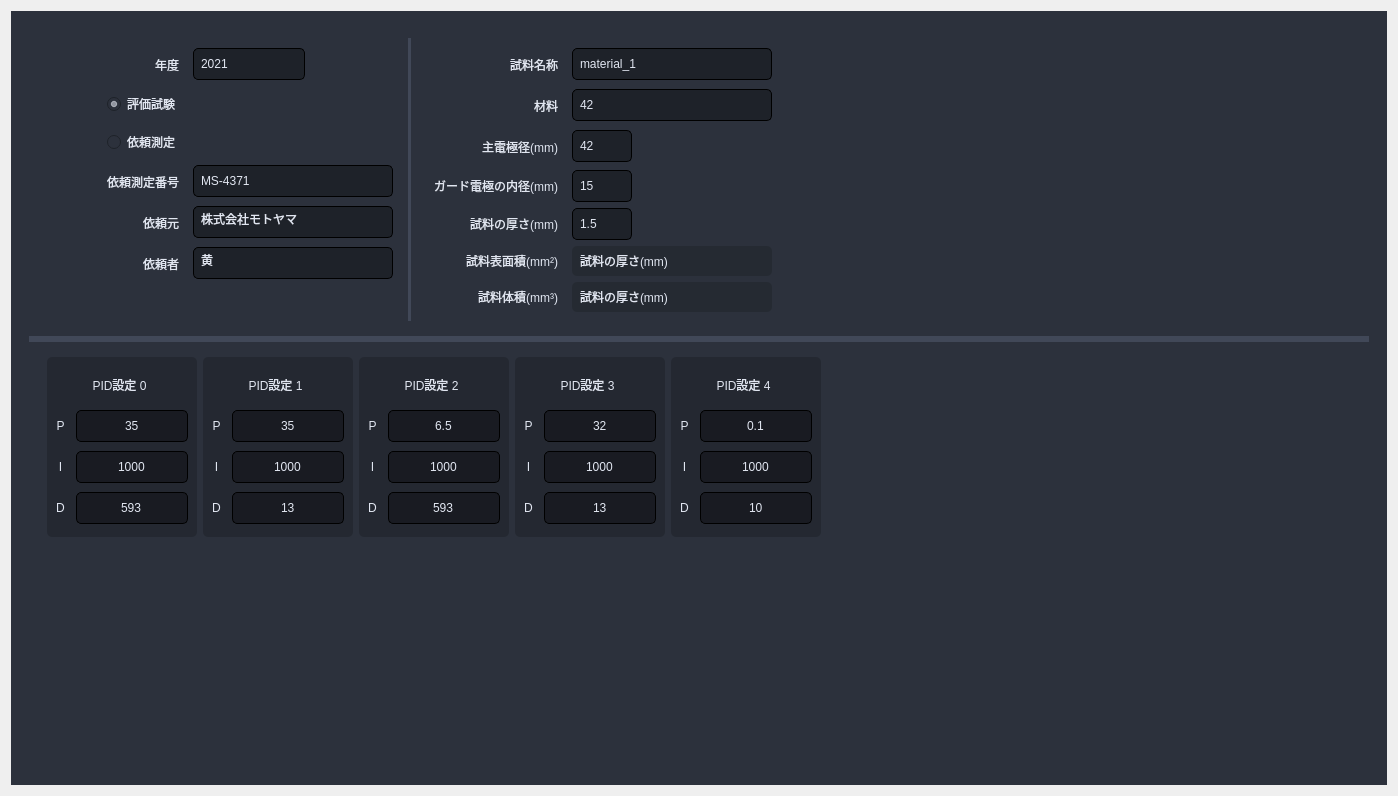
This is Source code/gui_main/gui/uis/pages/main_pages.ui in coolandy345/MS4371 as Qt 5 draws it before an edit. The edited form follows.
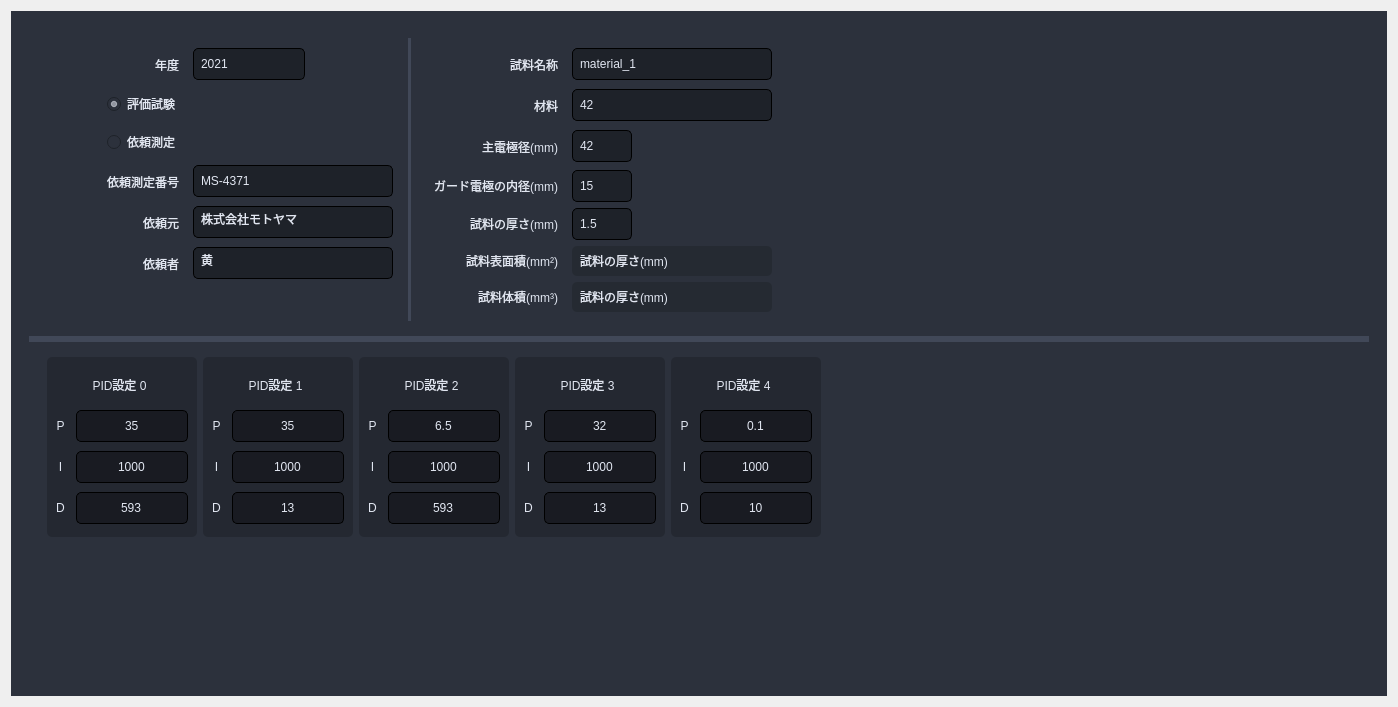
This is the edited form. The open tabs and pages were chosen to show the change.

```diff
--- a/Source code/gui_main/gui/uis/pages/main_pages.ui
+++ b/Source code/gui_main/gui/uis/pages/main_pages.ui
@@ -7,7 +7,7 @@
     <x>0</x>
     <y>0</y>
     <width>1398</width>
-    <height>796</height>
+    <height>707</height>
    </rect>
   </property>
   <property name="minimumSize">
@@ -79,8 +79,8 @@
            <rect>
             <x>0</x>
             <y>0</y>
-            <width>828</width>
-            <height>535</height>
+            <width>1362</width>
+            <height>671</height>
            </rect>
           </property>
           <layout class="QHBoxLayout" name="horizontalLayout_12">
```
Left out of the diff: 2 changed lines with no effect on the pictures.
